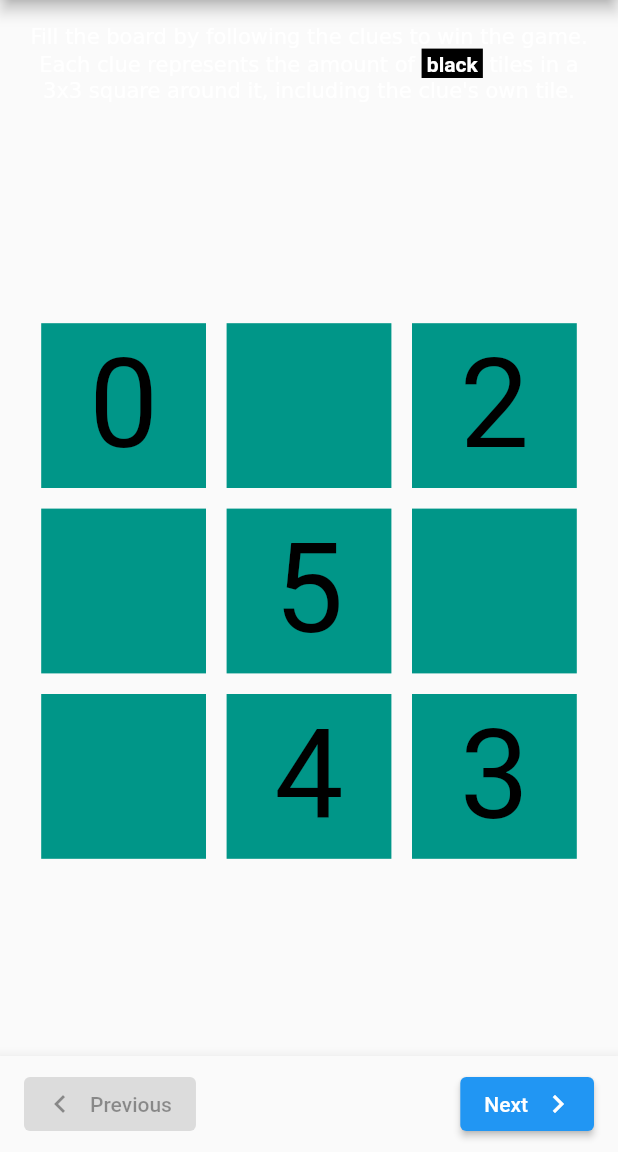
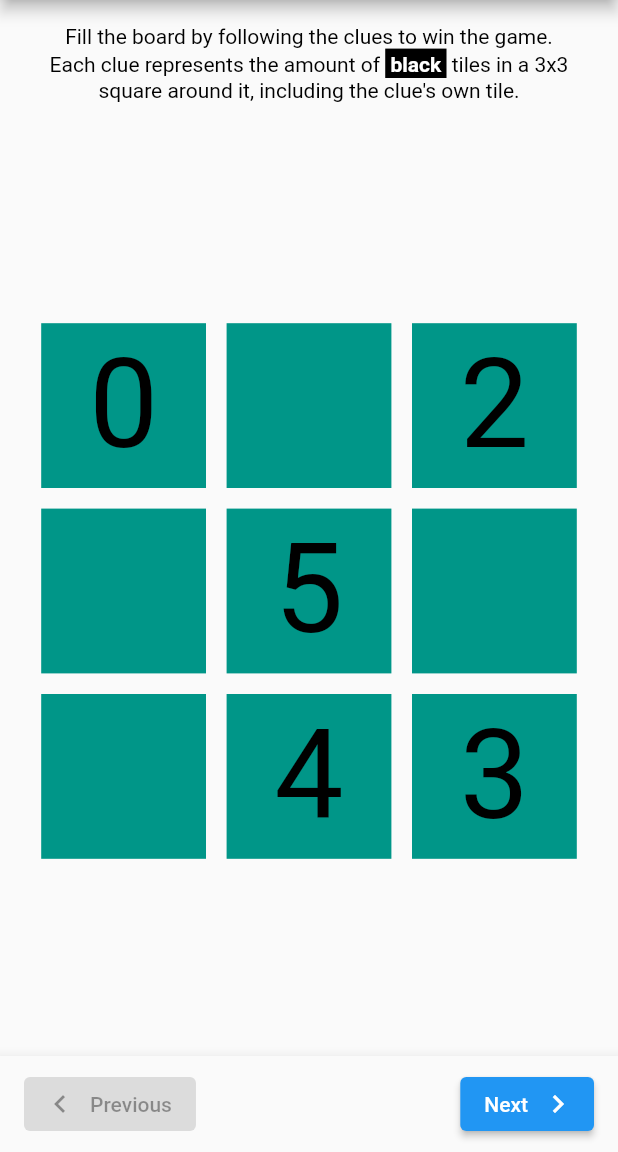
Before and after one commit to ArthurVinbeau/mosaic, a Flutter app: the screen it shows after launch, after a tap on the "help" icon, on a phone screen of 412 x 824 dp, the part 84-1236 px from its top. Run offline on Flutter 3.47's test engine with Material 2 defaults, Android fonts, the phone set to English and light mode, and no system bars; our stand-ins replace bloc, dropdown_search, equatable, flutter_bloc, flutter_localized_locales, logger and 2 more; generated files the repository leaves out were written again.

Commit message:
fix(TutorialPage): fixed text color on light themes

```diff
--- a/lib/tutorial_page.dart
+++ b/lib/tutorial_page.dart
@@ -18,12 +18,16 @@ class TutorialPage extends StatelessWidget {
     List<TextSpan> spans = [];
     final regex = RegExp(r'&([feu]);(\w+)', multiLine: true);
     final matches = regex.allMatches(text);
+    final baseStyle = TextStyle(
+        color: ThemeData.estimateBrightnessForColor(theme.gameBackground) == Brightness.light
+            ? Colors.black
+            : Colors.white);
 
     var previous = 0;
     if (matches.isNotEmpty) {
       for (var match in matches) {
         if (match.start - 1 != previous) {
-          spans.add(TextSpan(text: text.substring(previous, match.start)));
+          spans.add(TextSpan(text: text.substring(previous, match.start), style: baseStyle));
         }
         final modifier = match[1]!;
         TextStyle? style;
@@ -52,10 +56,10 @@ class TutorialPage extends StatelessWidget {
         previous = match.end;
       }
       if (previous < text.length) {
-        spans.add(TextSpan(text: text.substring(previous)));
+        spans.add(TextSpan(style: baseStyle, text: text.substring(previous)));
       }
     } else {
-      spans.add(TextSpan(text: text));
+      spans.add(TextSpan(style: baseStyle, text: text));
     }
 
     return spans;
```
